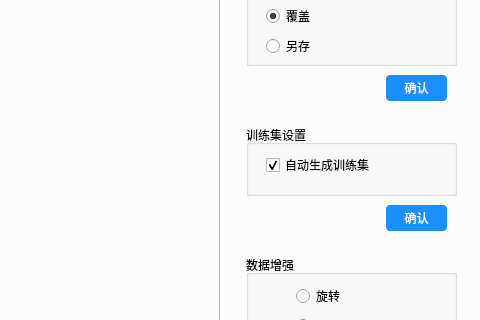
Before: the Qt Designer form ui/main.ui in 211250243/app, drawn with Qt 5; both pictures show x 539 to 1019 and y 157 to 477 of the 1019 by 694 pixel window.
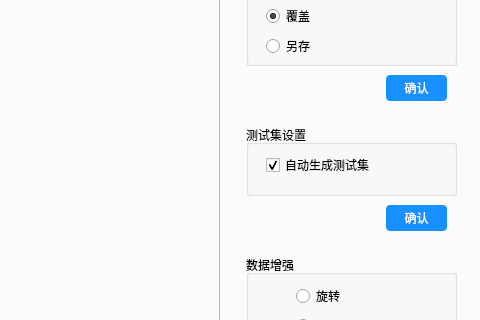
After: the same form once the commit is applied. Icons and pictures are not drawn.

Commit message: 生成缺陷样本的同时生成掩码ground_truth

Patch:
```diff
--- a/ui/main.ui
+++ b/ui/main.ui
@@ -761,7 +761,7 @@
            </rect>
           </property>
           <property name="title">
-           <string>训练集设置</string>
+           <string>测试集设置</string>
           </property>
           <widget class="QCheckBox" name="autoSplitTestCheckBox">
            <property name="geometry">
@@ -773,7 +773,7 @@
             </rect>
            </property>
            <property name="text">
-            <string>自动生成训练集</string>
+            <string>自动生成测试集</string>
            </property>
            <property name="checkable">
             <bool>true</bool>
```
Left out of the diff: 6 changed lines with no effect on the pictures. The commit also changes 2 other files.
